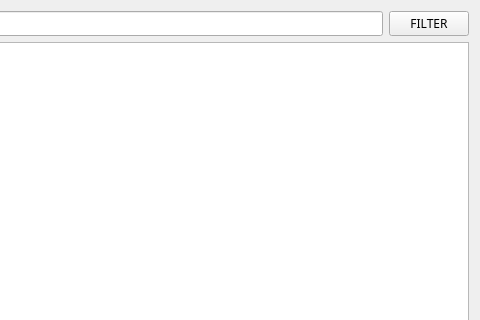
The window that audit_select_page.ui (h4636oh/EasyAudit_QT) describes before a commit, drawn with Qt 5; both pictures show x 273 to 753 and y 0 to 320 of the 753 by 663 pixel window.
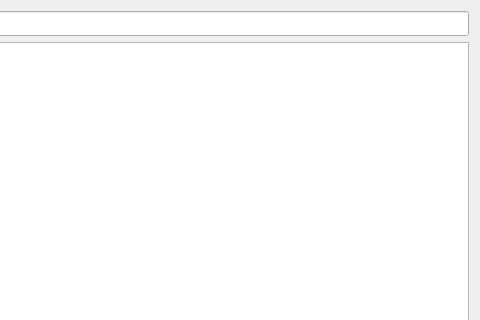
The same window after the commit. Icons and pictures are not drawn.

Commit message: removed filter button and remediate button

The edit to the form file:
```diff
--- a/audit_select_page.ui
+++ b/audit_select_page.ui
@@ -55,16 +55,6 @@
        </property>
       </widget>
      </item>
-     <item>
-      <widget class="QPushButton" name="filter_btn">
-       <property name="text">
-        <string>FILTER</string>
-       </property>
-       <property name="icon">
-        <iconset theme="QIcon::ThemeIcon::ImageLoading"/>
-       </property>
-      </widget>
-     </item>
     </layout>
    </item>
    <item>
```
The commit also changes 3 other files.
